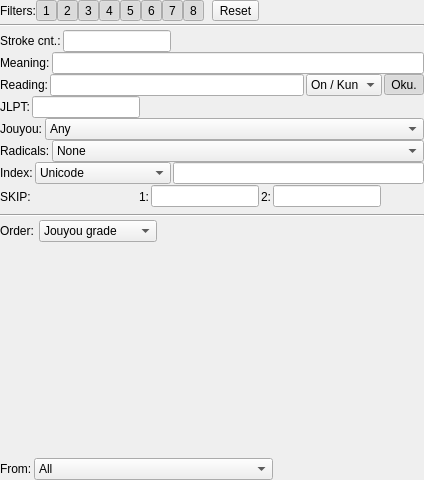
First picture: the form in kanjisearchwidget.ui, repository z1dev/zkanji, before the edit.
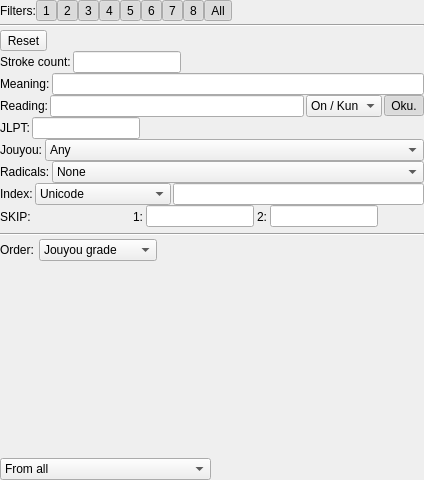
Second picture: the form after the edit. Icons and pictures are not drawn. Custom widgets are drawn as their Qt base class.

Commit message: * Changed layout of the kanji search widget to make it slimmer when resized. The "From" combobox is moved next to the order or below the list depending on whether it fits. * Added a toggle button to check/uncheck all filters shown in the kanji search widget. * Fixed: the flow layout didn't restrict its minimum width depending on contents.

```diff
--- a/kanjisearchwidget.ui
+++ b/kanjisearchwidget.ui
@@ -30,7 +30,7 @@
     <number>0</number>
    </property>
    <item>
-    <widget class="QWidget" name="widget" native="true">
+    <widget class="QWidget" name="buttonsWidget" native="true">
      <layout class="QHBoxLayout" name="horizontalLayout">
       <property name="spacing">
        <number>0</number>
@@ -48,7 +48,37 @@
        <number>0</number>
       </property>
       <item>
+       <widget class="QWidget" name="widget" native="true">
+        <property name="sizePolicy">
+         <sizepolicy hsizetype="Fixed" vsizetype="Preferred">
+          <horstretch>0</horstretch>
+          <verstretch>0</verstretch>
+         </sizepolicy>
+        </property>
+        <layout class="QHBoxLayout" name="horizontalLayout_3">
+         <property name="spacing">
+          <number>0</number>
+         </property>
+         <property name="leftMargin">
+          <number>0</number>
+         </property>
+         <property name="topMargin">
+          <number>0</number>
+         </property>
+         <property name="rightMargin">
+          <number>0</number>
+         </property>
+         <property name="bottomMargin">
+          <number>0</number>
+         </property>
+         <item>
        <widget class="QLabel" name="shownLabel">
+           <property name="sizePolicy">
+            <sizepolicy hsizetype="Fixed" vsizetype="Preferred">
+             <horstretch>0</horstretch>
+             <verstretch>0</verstretch>
+            </sizepolicy>
+           </property>
         <property name="text">
          <string>Filters:</string>
         </property>
@@ -158,26 +188,37 @@
         </property>
        </widget>
       </item>
-      <item>
-       <spacer name="horizontalSpacer_2">
-        <property name="orientation">
-         <enum>Qt::Horizontal</enum>
-        </property>
-        <property name="sizeType">
-         <enum>QSizePolicy::Fixed</enum>
-        </property>
-        <property name="sizeHint" stdset="0">
-         <size>
-          <width>8</width>
-          <height>10</height>
-         </size>
-        </property>
-       </spacer>
+        </layout>
+       </widget>
       </item>
       <item>
-       <widget class="QToolButton" name="resetButton">
+       <widget class="QWidget" name="widget_2" native="true">
+        <layout class="QHBoxLayout" name="horizontalLayout_4">
+         <property name="spacing">
+          <number>0</number>
+         </property>
+         <property name="leftMargin">
+          <number>0</number>
+         </property>
+         <property name="topMargin">
+          <number>0</number>
+         </property>
+         <property name="rightMargin">
+          <number>0</number>
+         </property>
+         <property name="bottomMargin">
+          <number>0</number>
+         </property>
+         <item>
+          <widget class="QToolButton" name="allButton">
         <property name="text">
-         <string>Reset</string>
+            <string>All</string>
+           </property>
+           <property name="checkable">
+            <bool>true</bool>
+           </property>
+           <property name="checked">
+            <bool>true</bool>
         </property>
        </widget>
       </item>
@@ -188,11 +229,14 @@
         </property>
         <property name="sizeHint" stdset="0">
          <size>
-          <width>40</width>
-          <height>10</height>
+             <width>0</width>
+             <height>5</height>
          </size>
         </property>
        </spacer>
+         </item>
+        </layout>
+       </widget>
       </item>
      </layout>
     </widget>
@@ -222,6 +266,13 @@
       <property name="bottomMargin">
        <number>2</number>
       </property>
+      <item>
+       <widget class="QToolButton" name="resetButton">
+        <property name="text">
+         <string>Reset</string>
+        </property>
+       </widget>
+      </item>
       <item>
        <widget class="QWidget" name="strokeWidget" native="true">
         <property name="sizePolicy">
@@ -255,7 +306,7 @@
             </sizepolicy>
            </property>
            <property name="text">
-            <string>Stroke cnt.:</string>
+            <string>Stroke count:</string>
            </property>
           </widget>
          </item>
@@ -806,7 +857,7 @@
         </property>
         <layout class="QHBoxLayout" name="horizontalLayout_22">
          <property name="spacing">
-          <number>2</number>
+          <number>3</number>
          </property>
          <property name="leftMargin">
           <number>0</number>
@@ -846,8 +897,8 @@
              </property>
              <property name="iconSize">
               <size>
-               <width>18</width>
-               <height>18</height>
+               <width>16</width>
+               <height>16</height>
               </size>
              </property>
              <property name="checkable">
@@ -869,8 +920,8 @@
              </property>
              <property name="iconSize">
               <size>
-               <width>18</width>
-               <height>18</height>
+               <width>16</width>
+               <height>16</height>
               </size>
              </property>
              <property name="checkable">
@@ -889,8 +940,8 @@
              </property>
              <property name="iconSize">
               <size>
-               <width>18</width>
-               <height>18</height>
+               <width>16</width>
+               <height>16</height>
               </size>
              </property>
              <property name="checkable">
@@ -909,8 +960,8 @@
              </property>
              <property name="iconSize">
               <size>
-               <width>18</width>
-               <height>18</height>
+               <width>16</width>
+               <height>16</height>
               </size>
              </property>
              <property name="checkable">
@@ -969,12 +1020,25 @@
     </widget>
    </item>
    <item>
-    <layout class="QHBoxLayout" name="horizontalLayout_25">
+    <widget class="QWidget" name="sortWidget" native="true">
+     <layout class="QHBoxLayout" name="horizontalLayout_5">
      <property name="spacing">
       <number>5</number>
      </property>
+      <property name="leftMargin">
+       <number>0</number>
+      </property>
+      <property name="topMargin">
+       <number>0</number>
+      </property>
+      <property name="rightMargin">
+       <number>0</number>
+      </property>
+      <property name="bottomMargin">
+       <number>0</number>
+      </property>
      <item>
-      <widget class="QLabel" name="label_23">
+       <widget class="QLabel" name="sortLabel">
        <property name="text">
         <string>Order:</string>
        </property>
@@ -1036,13 +1100,14 @@
        </property>
        <property name="sizeHint" stdset="0">
         <size>
-         <width>40</width>
-         <height>20</height>
+          <width>274</width>
+          <height>5</height>
         </size>
        </property>
       </spacer>
      </item>
     </layout>
+    </widget>
    </item>
    <item>
     <widget class="ZKanjiGridView" name="kanjiGrid" native="true">
@@ -1055,17 +1120,23 @@
     </widget>
    </item>
    <item>
-    <layout class="QHBoxLayout" name="horizontalLayout_26">
+    <widget class="QWidget" name="fromWidget" native="true">
+     <layout class="QHBoxLayout" name="horizontalLayout_9">
      <property name="spacing">
-      <number>2</number>
-     </property>
-     <item>
-      <widget class="QLabel" name="label_24">
-       <property name="text">
-        <string>From:</string>
-       </property>
-      </widget>
-     </item>
+       <number>4</number>
+      </property>
+      <property name="leftMargin">
+       <number>0</number>
+      </property>
+      <property name="topMargin">
+       <number>0</number>
+      </property>
+      <property name="rightMargin">
+       <number>0</number>
+      </property>
+      <property name="bottomMargin">
+       <number>0</number>
+      </property>
      <item>
       <widget class="QComboBox" name="fromCBox">
        <property name="sizeAdjustPolicy">
@@ -1073,27 +1144,27 @@
        </property>
        <item>
         <property name="text">
-         <string>All</string>
+          <string>From all</string>
         </property>
        </item>
        <item>
         <property name="text">
-         <string>Clipboard</string>
+          <string>From clipboard</string>
         </property>
        </item>
        <item>
         <property name="text">
-         <string>Common</string>
+          <string>Only common kanji</string>
         </property>
        </item>
        <item>
         <property name="text">
-         <string>Jouyou</string>
+          <string>Only jouyou kanji</string>
         </property>
        </item>
        <item>
         <property name="text">
-         <string>JLPT</string>
+          <string>Only JLPT kanji</string>
         </property>
        </item>
        <item>
@@ -1128,17 +1199,17 @@
        </item>
        <item>
         <property name="text">
-         <string>A Guide to Rem. Japanese Characters</string>
+          <string>A Guide to Rem. Japanese Char.</string>
         </property>
        </item>
        <item>
         <property name="text">
-         <string>Modern R. J-E Character Dictionary</string>
+          <string>Modern R. J-E Char. Dictionary</string>
         </property>
        </item>
        <item>
         <property name="text">
-         <string>New Nelson Character Dictionary</string>
+          <string>New Nelson Char. Dictionary</string>
         </property>
        </item>
        <item>
@@ -1148,7 +1219,7 @@
        </item>
        <item>
         <property name="text">
-         <string>Spahn &amp; Hadamitzky Kanji and Kana</string>
+          <string>Spahn &amp; Hadamitzky K &amp; K</string>
         </property>
        </item>
        <item>
@@ -1225,13 +1296,14 @@
        </property>
        <property name="sizeHint" stdset="0">
         <size>
-         <width>40</width>
-         <height>20</height>
+          <width>208</width>
+          <height>5</height>
         </size>
        </property>
       </spacer>
      </item>
     </layout>
+    </widget>
    </item>
   </layout>
  </widget>
```
Lines whose indentation alone changed are shown as unchanged. The commit also changes 3 other files.
